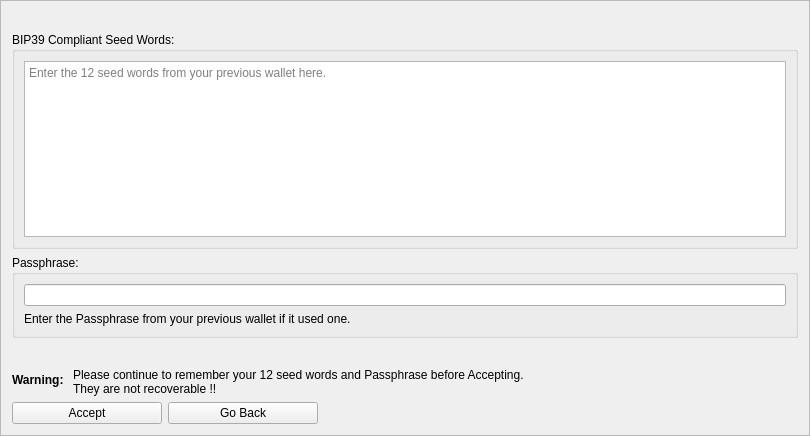
Before: the Qt Designer form src/qt/forms/mnemonicdialog3.ui in RavenProject/Ravencoin, drawn with Qt 5.
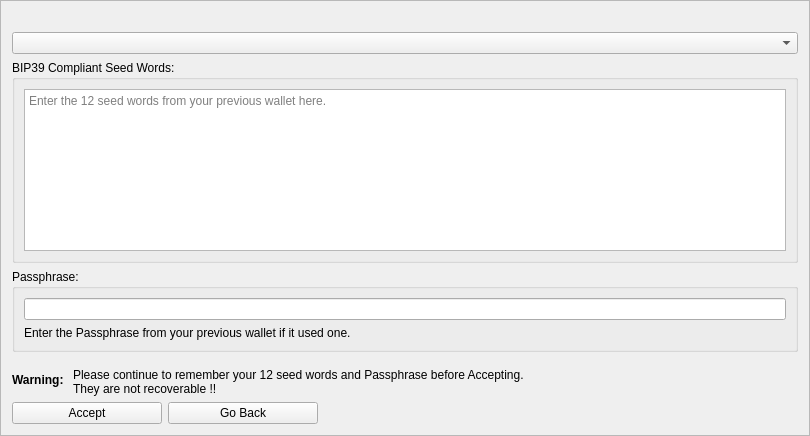
After: the same form once the commit is applied.

Commit message: Add support multilanguage to BIP39 for import words

```diff
--- a/src/qt/forms/mnemonicdialog3.ui
+++ b/src/qt/forms/mnemonicdialog3.ui
@@ -117,6 +117,9 @@
       <string/>
      </property>
     </widget>
+   </item>   
+   <item>
+    <widget class="QComboBox" name="languageSeedWords"/>
    </item>
    <item>
     <widget class="QGroupBox" name="groupBox">
```
The commit also changes 13 other files.
